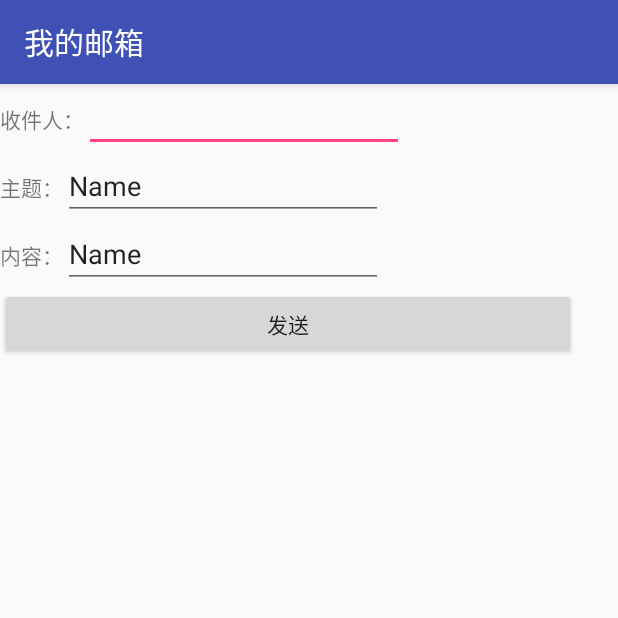
After one commit to GuoWenhao1996/Daily-practice, an Android app: the Send_Email screen opened directly, with no data from a screen before it, on a phone screen of 412 x 824 dp, the top half of it. The commit adds this screen. Run offline under Robolectric (Android 15) with nearby library versions, the phone set to English and light mode, and no system bars.

Commit message:
邮件发送更新

```diff
--- a/My_Email/app/src/main/AndroidManifest.xml
+++ b/My_Email/app/src/main/AndroidManifest.xml
@@ -15,6 +15,9 @@
                 <category android:name="android.intent.category.LAUNCHER" />
             </intent-filter>
         </activity>
+        <activity android:name=".Send_Email"></activity>
+
+
     </application>
 
 </manifest>
--- a/My_Email/app/src/main/java/com/example/guowh/my_email/MainActivity.java
+++ b/My_Email/app/src/main/java/com/example/guowh/my_email/MainActivity.java
@@ -1,7 +1,12 @@
 package com.example.guowh.my_email;
 
+import android.content.Intent;
 import android.support.v7.app.AppCompatActivity;
 import android.os.Bundle;
+import android.view.View;
+import android.widget.Button;
+import android.widget.EditText;
+import android.widget.Toast;
 
 public class MainActivity extends AppCompatActivity {
 
@@ -9,5 +14,28 @@ public class MainActivity extends AppCompatActivity {
     protected void onCreate(Bundle savedInstanceState) {
         super.onCreate(savedInstanceState);
         setContentView(R.layout.activity_main);
+        final Button Button_Login = (Button) findViewById(R.id.button_login);//获取登录按钮资源
+        final EditText EditText_address = (EditText) findViewById(R.id.editText_Address);
+        final EditText EditText_pwd = (EditText) findViewById(R.id.editText_Password);
+
+        Button_Login.setOnClickListener(new View.OnClickListener() {//创建监听
+            @Override
+            public void onClick(View view) {
+                if (Loginin()) {
+                    Toast.makeText(getApplicationContext(), "登录成功！", Toast.LENGTH_SHORT).show();
+                    Intent intent = new Intent(MainActivity.this, Send_Email.class);
+                    startActivity(intent);
+                }
+            }
+        });
+    }
+
+    private boolean Loginin() {
+        try {
+            return true;
+        } catch (Exception e) {
+            Toast.makeText(getApplicationContext(), "登录失败！", Toast.LENGTH_SHORT).show();
+            return false;
+        }
     }
 }
--- /dev/null
+++ b/My_Email/app/src/main/java/com/example/guowh/my_email/Send_Email.java
@@ -0,0 +1,16 @@
+package com.example.guowh.my_email;
+
+import android.os.Bundle;
+import android.support.v7.app.AppCompatActivity;
+
+/**
+ * Created by guowh on 2016/11/22.
+ */
+
+public class Send_Email extends AppCompatActivity {
+    protected void onCreate(Bundle savedInstanceState) {
+
+        super.onCreate(savedInstanceState);
+        setContentView(R.layout.send_email);
+    }
+}
--- a/My_Email/app/src/main/res/layout/activity_main.xml
+++ b/My_Email/app/src/main/res/layout/activity_main.xml
@@ -37,7 +37,7 @@
                 android:layout_width="wrap_content"
                 android:layout_height="wrap_content"
                 android:ems="10"
-                android:id="@+id/editText3"
+                android:id="@+id/editText_Address"
                 android:layout_weight="1"
                 android:inputType="textEmailAddress" />
         </LinearLayout>
@@ -59,7 +59,7 @@
                 android:layout_height="wrap_content"
                 android:inputType="textPassword"
                 android:ems="10"
-                android:id="@+id/editText4"
+                android:id="@+id/editText_Password"
                 android:layout_weight="1" />
         </LinearLayout>
 
@@ -69,7 +69,7 @@
         android:text="登录"
         android:layout_width="match_parent"
         android:layout_height="wrap_content"
-        android:id="@+id/button"
+        android:id="@+id/button_login"
         android:layout_centerVertical="true"
         android:layout_alignParentRight="true"
         android:layout_alignParentEnd="true" />
--- /dev/null
+++ b/My_Email/app/src/main/res/layout/send_email.xml
@@ -0,0 +1,73 @@
+<?xml version="1.0" encoding="utf-8"?>
+<LinearLayout xmlns:android="http://schemas.android.com/apk/res/android"
+    android:orientation="vertical" android:layout_width="wrap_content"
+    android:layout_height="wrap_content">
+
+    <LinearLayout
+        android:orientation="horizontal"
+        android:layout_width="wrap_content"
+        android:layout_height="wrap_content">
+
+        <TextView
+            android:text="收件人："
+            android:layout_width="wrap_content"
+            android:layout_height="wrap_content"
+            android:id="@+id/textView3"
+            android:layout_weight="1" />
+
+        <EditText
+            android:layout_width="wrap_content"
+            android:layout_height="wrap_content"
+            android:inputType="textEmailAddress"
+            android:ems="10"
+            android:id="@+id/editText"
+            android:layout_weight="1" />
+    </LinearLayout>    <LinearLayout
+    android:orientation="horizontal"
+    android:layout_width="wrap_content"
+    android:layout_height="wrap_content">
+
+    <TextView
+        android:text="主题："
+        android:layout_width="wrap_content"
+        android:layout_height="wrap_content"
+        android:id="@+id/textView4"
+        android:layout_weight="1" />
+
+    <EditText
+        android:layout_width="wrap_content"
+        android:layout_height="wrap_content"
+        android:inputType="textPersonName"
+        android:text="Name"
+        android:ems="10"
+        android:id="@+id/editText2"
+        android:layout_weight="1" />
+</LinearLayout>    <LinearLayout
+    android:orientation="horizontal"
+    android:layout_width="wrap_content"
+    android:layout_height="wrap_content">
+
+    <TextView
+        android:text="内容："
+        android:layout_width="wrap_content"
+        android:layout_height="wrap_content"
+        android:id="@+id/textView5"
+        android:layout_weight="1" />
+
+    <EditText
+        android:layout_width="wrap_content"
+        android:layout_height="wrap_content"
+        android:inputType="textPersonName"
+        android:text="Name"
+        android:ems="10"
+        android:id="@+id/editText3"
+        android:layout_weight="1" />
+
+</LinearLayout>
+
+    <Button
+        android:text="发送"
+        android:layout_width="384dp"
+        android:layout_height="wrap_content"
+        android:id="@+id/button" />
+</LinearLayout>
```
